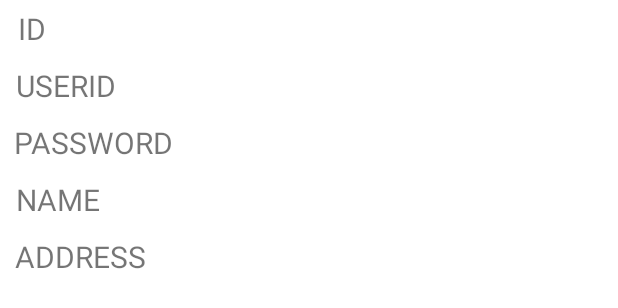
After one commit to bea0266/AndroidLoginRoom, an Android app: the layout recyclerview_user.xml on its own in the app's theme, with its tools: preview values and no code run, on a phone screen of 412 x 824 dp. The commit adds this screen. Shown: the top 308 px of the screen. Run offline under Robolectric (Android 15) with nearby library versions, the phone set to English and light mode, and no system bars.

Commit message:
유저리스트 구현 room query + recyclerview 사용

```diff
--- a/app/src/main/AndroidManifest.xml
+++ b/app/src/main/AndroidManifest.xml
@@ -21,6 +21,7 @@
             </intent-filter>
         </activity>
         <activity android:name=".HomeActivity" android:exported="true"/>
+        <activity android:name=".ListActivity" android:exported="true"/>
     </application>
 
 </manifest>
--- a/app/src/main/java/com/boot/spring/user/MainActivity.kt
+++ b/app/src/main/java/com/boot/spring/user/MainActivity.kt
@@ -12,6 +12,7 @@ import com.boot.spring.user.domain.LoginDatabase
  *      1.1 회원가입 구현 ( insert 처리 완료 )
  *      1.2 로그인 구현(완료)
  *      1.3 crud 적용
+ *       1.3.1 read(select) - 유저 recyclerview 구현
  *
  *  2. viewmodel 사용
  *  3. retrofit2 추가 repository 구현
--- a/app/src/main/java/com/boot/spring/user/domain/UserDao.kt
+++ b/app/src/main/java/com/boot/spring/user/domain/UserDao.kt
@@ -1,6 +1,7 @@
 package com.boot.spring.user.domain
 
 import android.database.Cursor
+import androidx.lifecycle.LiveData
 import androidx.room.Dao
 import androidx.room.Insert
 import androidx.room.Query
--- /dev/null
+++ b/app/src/main/res/layout/recyclerview_user.xml
@@ -0,0 +1,78 @@
+<?xml version="1.0" encoding="utf-8"?>
+<androidx.constraintlayout.widget.ConstraintLayout xmlns:android="http://schemas.android.com/apk/res/android"
+    xmlns:app="http://schemas.android.com/apk/res-auto"
+    android:layout_width="match_parent"
+    android:layout_height="wrap_content">
+
+    <TextView
+        android:id="@+id/tvId"
+        android:layout_width="wrap_content"
+        android:layout_height="wrap_content"
+        android:text="ID"
+        android:textSize="20sp"
+        android:layout_marginVertical="5dp"
+        app:layout_constraintHorizontal_bias="0.03"
+        app:layout_constraintVertical_bias="0.01"
+        app:layout_constraintBottom_toTopOf="@id/tvUserId"
+        app:layout_constraintLeft_toLeftOf="parent"
+        app:layout_constraintRight_toRightOf="parent"
+        app:layout_constraintTop_toTopOf="parent"
+        app:layout_constraintVertical_chainStyle="packed" />
+
+    <TextView
+        android:id="@+id/tvUserId"
+        android:layout_width="wrap_content"
+        android:layout_height="wrap_content"
+        android:text="USERID"
+        android:textSize="20sp"
+        android:layout_marginVertical="5dp"
+        app:layout_constraintHorizontal_bias="0.03"
+        app:layout_constraintVertical_bias="0.01"
+        app:layout_constraintBottom_toTopOf="@id/tvPassword"
+        app:layout_constraintLeft_toLeftOf="parent"
+        app:layout_constraintRight_toRightOf="parent"
+        app:layout_constraintTop_toBottomOf="@id/tvId" />
+
+    <TextView
+        android:id="@+id/tvPassword"
+        android:layout_width="wrap_content"
+        android:layout_height="wrap_content"
+        android:text="PASSWORD"
+        android:textSize="20sp"
+        android:layout_marginVertical="5dp"
+        app:layout_constraintHorizontal_bias="0.03"
+        app:layout_constraintVertical_bias="0.01"
+        app:layout_constraintBottom_toTopOf="@id/tvName"
+        app:layout_constraintLeft_toLeftOf="parent"
+        app:layout_constraintRight_toRightOf="parent"
+        app:layout_constraintTop_toBottomOf="@id/tvUserId" />
+
+    <TextView
+        android:id="@+id/tvName"
+        android:layout_width="wrap_content"
+        android:layout_height="wrap_content"
+        android:text="NAME"
+        android:textSize="20sp"
+        android:layout_marginVertical="5dp"
+        app:layout_constraintHorizontal_bias="0.03"
+        app:layout_constraintVertical_bias="0.01"
+        app:layout_constraintBottom_toTopOf="@id/tvAddress"
+        app:layout_constraintLeft_toLeftOf="parent"
+        app:layout_constraintRight_toRightOf="parent"
+        app:layout_constraintTop_toBottomOf="@id/tvPassword" />
+
+    <TextView
+        android:id="@+id/tvAddress"
+        android:layout_width="wrap_content"
+        android:layout_height="wrap_content"
+        android:text="ADDRESS"
+        android:textSize="20sp"
+        android:layout_marginVertical="5dp"
+        app:layout_constraintHorizontal_bias="0.03"
+        app:layout_constraintVertical_bias="0.01"
+        app:layout_constraintBottom_toBottomOf="parent"
+        app:layout_constraintLeft_toLeftOf="parent"
+        app:layout_constraintRight_toRightOf="parent"
+        app:layout_constraintTop_toBottomOf="@id/tvName" />
+
+</androidx.constraintlayout.widget.ConstraintLayout>
```
Also changed, not shown: app/src/main/java/com/boot/spring/user/HomeActivity.kt (+2 -12 lines), app/src/main/java/com/boot/spring/user/ListActivity.kt (added, +45 -0 lines), app/src/main/java/com/boot/spring/user/adapter/UsersAdapter.kt (added, +44 -0 lines), app/src/main/res/layout/activity_list.xml (added, +18 -0 lines).
